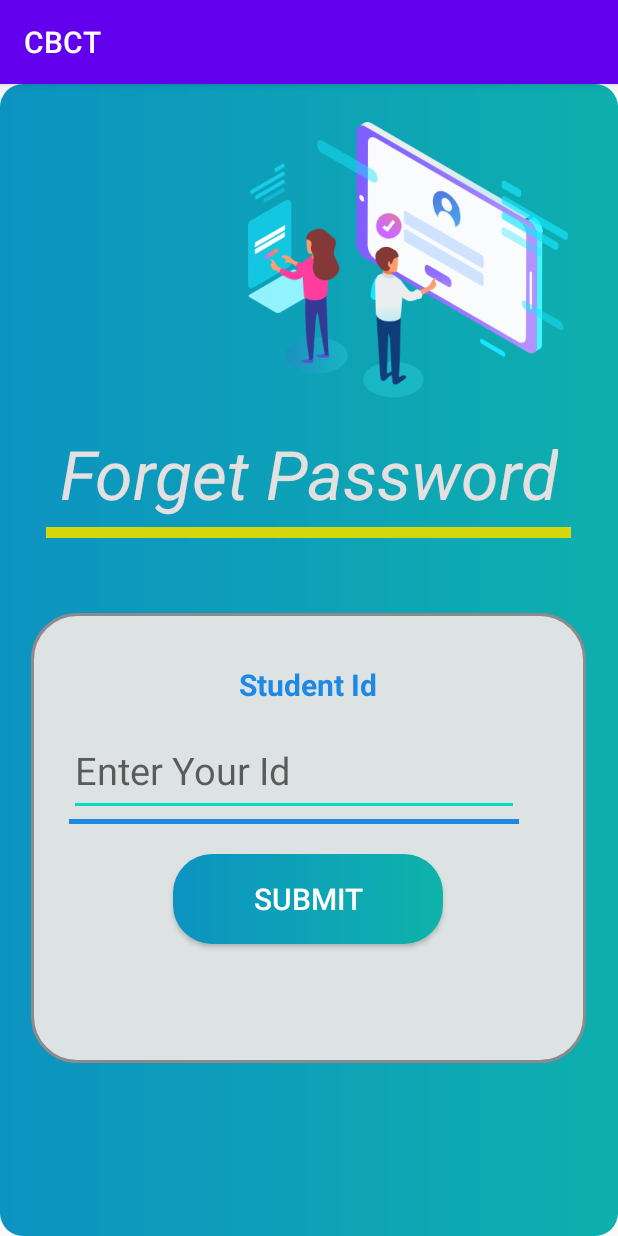
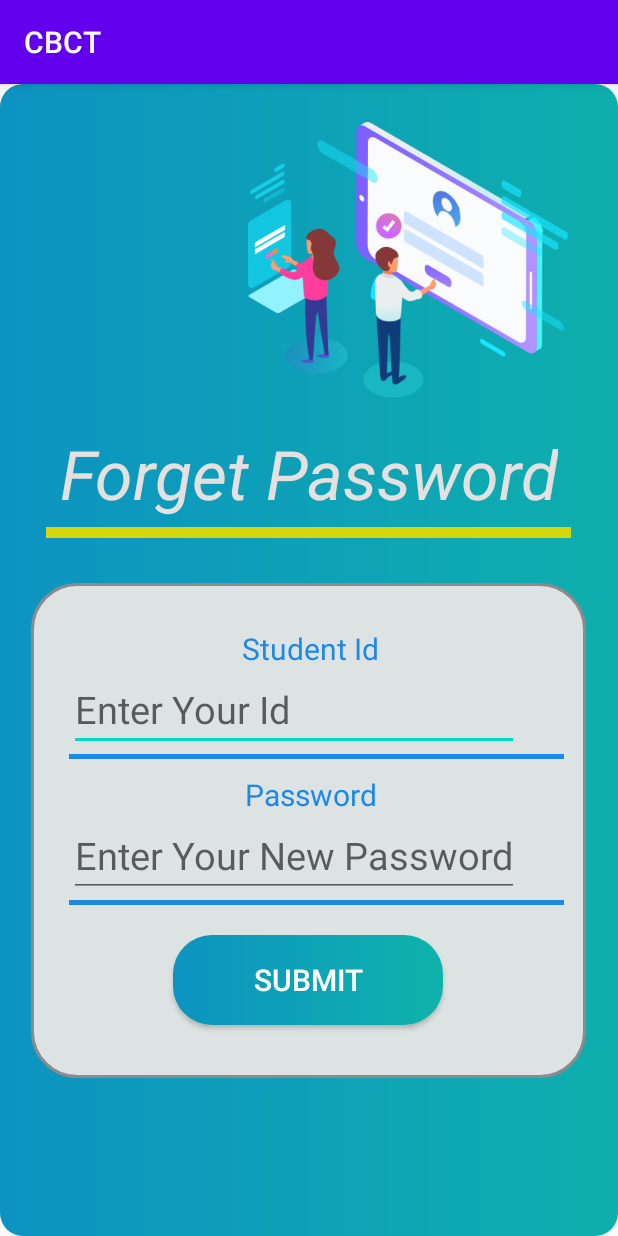
Before and after one commit to CBCT-BBSR/CBCT_Android, an Android app: the StudentForgetPasswordActivity screen opened directly, with no data from a screen before it, on a phone screen of 412 x 824 dp. Run offline under Robolectric (Android 15) with nearby library versions, the light colour scheme and no system bars.

Commit message:
Student Forget Password
completed

```diff
--- a/app/src/main/java/com/cutm/majorproject/cbct/StudentLoginApi.java
+++ b/app/src/main/java/com/cutm/majorproject/cbct/StudentLoginApi.java
@@ -11,4 +11,7 @@ public interface StudentLoginApi {
     @GET("/studentlogin/{studentId}/{password}")
     Call<Studentlogin> getStudent(@Path("studentId") Long studentId, @Path("password") String password);
 
+
+    @GET("/studentforgotpassword/{studentId}/{password}")
+    Call<Integer> StudentForgotPassword(@Path("studentId") Long studentId,@Path("password") String password);
 }
--- a/app/src/main/res/layout/activity_student_forget_password.xml
+++ b/app/src/main/res/layout/activity_student_forget_password.xml
@@ -28,24 +28,24 @@
         android:background="#D6D60C" />
     <LinearLayout
         android:layout_width="370dp"
-        android:layout_height="300dp"
+        android:layout_height="330dp"
         android:orientation="vertical"
-        android:layout_marginTop="50dp"
+        android:layout_marginTop="30dp"
         android:layout_gravity="center"
         android:background="@drawable/mock_back">
         <TextView
             android:layout_width="match_parent"
-            android:layout_height="35dp"
-            android:gravity="center"
+            android:layout_height="22dp"
+            android:layout_marginStart="2dp"
             android:layout_marginTop="30dp"
             android:text="Student Id"
-            android:textStyle="bold"
+            android:gravity="center"
             android:textColor="#1E88E5"
             android:textSize="20sp" />
         <EditText
-            android:id="@+id/et_student_username"
+            android:id="@+id/et_student_forget_id"
             android:layout_width="300dp"
-            android:layout_height="60dp"
+            android:layout_height="50dp"
             android:inputType="number"
             android:layout_marginStart="25dp"
             android:layout_marginTop="10dp"
@@ -53,24 +53,48 @@
             android:textColor="#090808"
             android:hint="Enter Your Id "/>
         <View
+            android:layout_width="330dp"
+            android:layout_height="3dp"
+            android:layout_marginStart="25dp"
+            android:layout_marginTop="2dp"
+            android:background="#1E88E5" />
+        <TextView
+            android:layout_width="match_parent"
+            android:layout_height="22dp"
+            android:layout_marginStart="2dp"
+            android:layout_marginTop="10dp"
+            android:gravity="center"
+            android:text="Password"
+            android:textColor="#1E88E5"
+            android:textSize="20sp" />
+        <EditText
+            android:id="@+id/et_student_forget_password"
             android:layout_width="300dp"
+            android:layout_height="50dp"
+            android:layout_marginStart="25dp"
+            android:layout_marginTop="10dp"
+            android:inputType="textPassword"
+            android:textSize="25sp"
+            android:textColor="#090808"
+            android:hint="Enter Your New Password "/>
+        <View
+            android:layout_width="330dp"
             android:layout_height="3dp"
             android:layout_marginStart="25dp"
             android:layout_marginTop="2dp"
             android:background="#1E88E5" />
 
         <Button
-            android:id="@+id/btn_goto_student_validate"
+            android:id="@+id/btn_change_student_password"
             android:layout_width="180dp"
             android:layout_height="60dp"
+            android:layout_marginTop="20dp"
             android:layout_gravity="center"
-            android:layout_marginTop="20dp"
             android:background="@drawable/centre_button"
             android:text="Submit"
             android:textColor="#ffffff"
             android:textSize="20sp" />
 
-
     </LinearLayout>
 
 </LinearLayout>
```
Also changed, not shown: app/src/main/java/com/cutm/majorproject/cbct/StudentForgetPasswordActivity.java (+84 -0 lines), app/src/main/java/com/cutm/majorproject/cbct/Studentlogin.java (+10 -10 lines).
